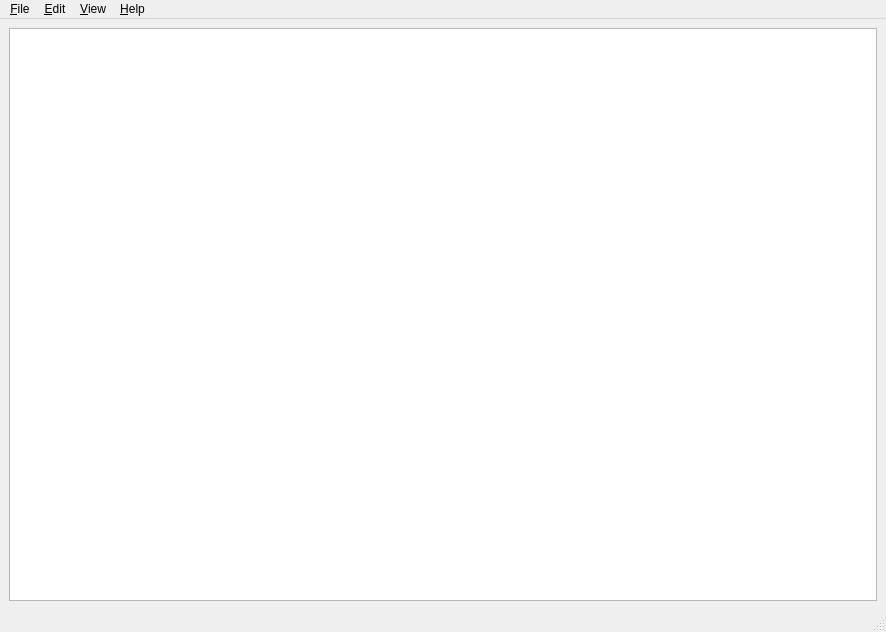
Qt form TextEditor-P2/mainwindow.ui (bmcx/SOFT336SL) before a commit.
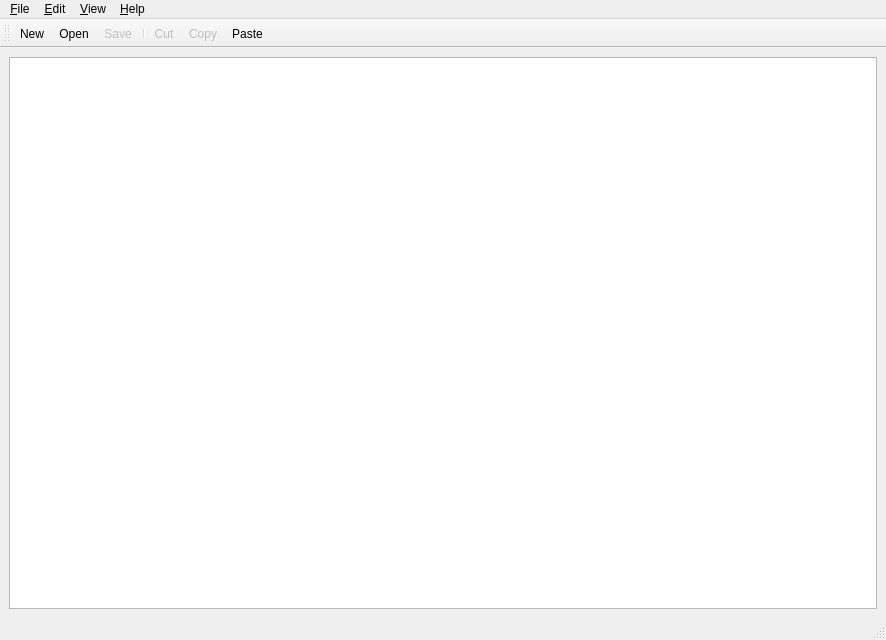
The same form after that commit. Icons and pictures are not drawn.

Commit message: add: toolbar with actions

Patch:
```diff
--- a/TextEditor-P2/mainwindow.ui
+++ b/TextEditor-P2/mainwindow.ui
@@ -7,7 +7,7 @@
     <x>0</x>
     <y>0</y>
     <width>886</width>
-    <height>632</height>
+    <height>640</height>
    </rect>
   </property>
   <property name="windowTitle">
@@ -76,6 +76,24 @@
    <addaction name="menuView"/>
    <addaction name="menuHelp"/>
   </widget>
+  <widget class="QToolBar" name="toolBar">
+   <property name="windowTitle">
+    <string>toolBar</string>
+   </property>
+   <attribute name="toolBarArea">
+    <enum>TopToolBarArea</enum>
+   </attribute>
+   <attribute name="toolBarBreak">
+    <bool>false</bool>
+   </attribute>
+   <addaction name="actionNew"/>
+   <addaction name="actionOpen"/>
+   <addaction name="actionSave"/>
+   <addaction name="separator"/>
+   <addaction name="actionCut"/>
+   <addaction name="actionCopy"/>
+   <addaction name="actionPaste"/>
+  </widget>
   <action name="actionNew">
    <property name="icon">
     <iconset resource="icons.qrc">
```
